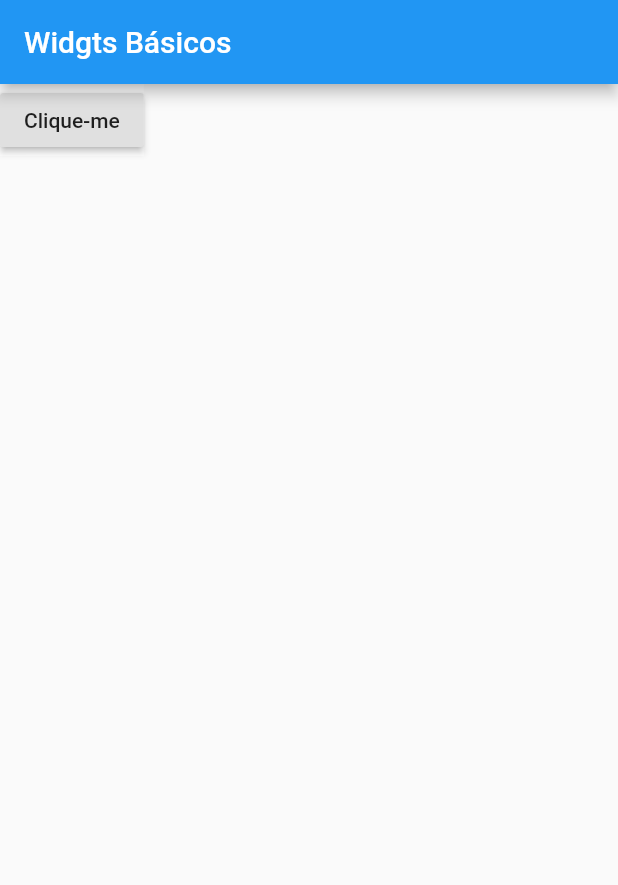
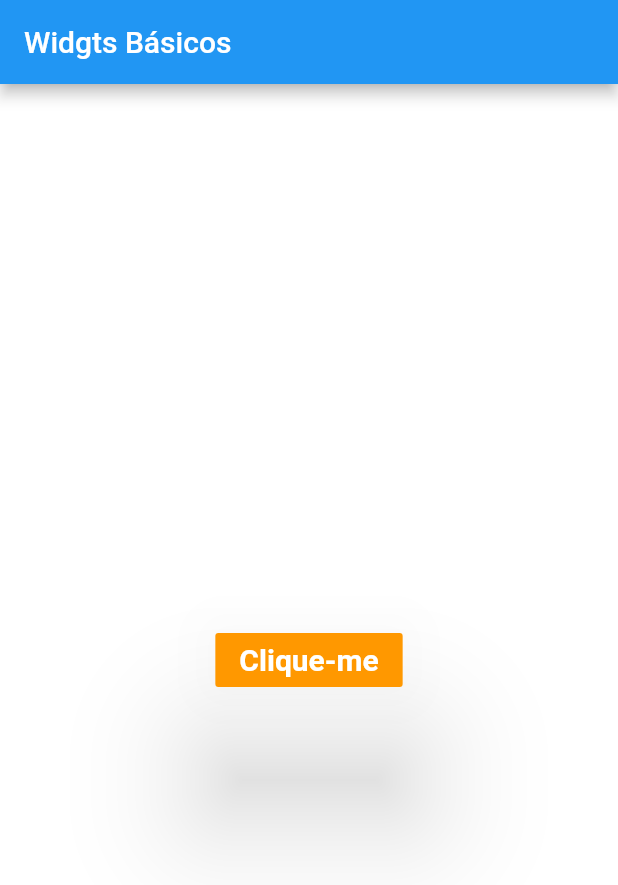
Before and after one commit to PaivaJudson/widget_scaffold, a Flutter app: the screen it shows after launch, after a tap on "Clique-me", on a phone screen of 412 x 824 dp. Shown: the top 885 px of the screen. Run offline on Flutter 3.47's test engine with Material 2 defaults, Android fonts, the phone set to English and light mode, and no system bars.

Commit message:
Botao centralizado... Agora usaremos o botao para cobrir toda a tela

```diff
--- a/lib/main.dart
+++ b/lib/main.dart
@@ -34,13 +34,23 @@ class WidgetsBasicos extends StatelessWidget {
 
   widgetButton() {
     // ignore: deprecated_member_use
-    return RaisedButton(
-      child: Text("Clique-me"),
-      onPressed: () {
-        print("Pressionado!!");
-       },
+    return Center(
+      child: RaisedButton(
+        color: Colors.orange,
+        elevation: 40.0,
+        textColor: Colors.white,
+        child: Text("Clique-me",
+        style: TextStyle(
+          fontWeight: FontWeight.bold,
+          fontSize: 20.0,
+        ),),
+        onPressed: () => exibirTexto("Pressionado"),
+      ),
     );
   }
 
 
+  void exibirTexto(String msg) {
+    print(msg);
+  }
 }
```
